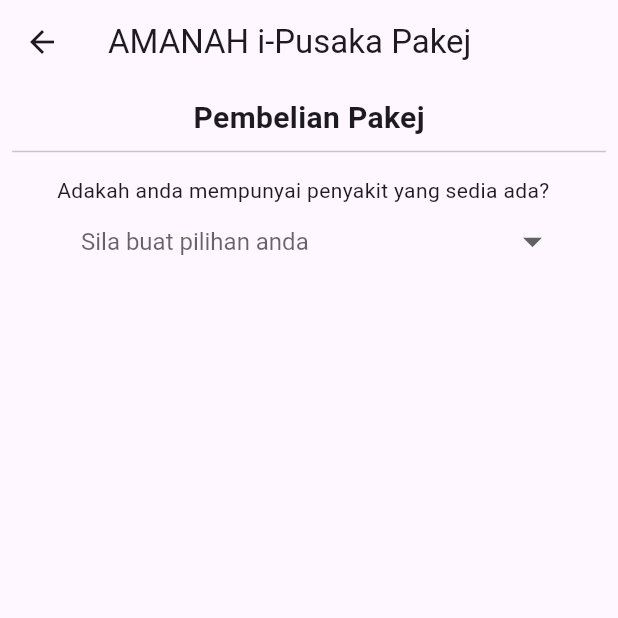
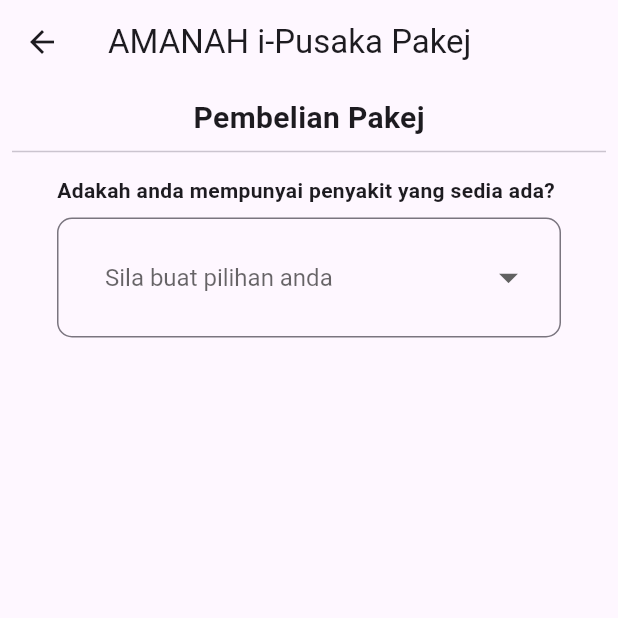
Before and after one commit to cruzerblade95/go_masjid, a Flutter app: the WasiatPusakaPakej screen opened directly, on a phone screen of 412 x 824 dp, the top half of it. Run offline on Flutter 3.47's test engine with Material 3 defaults, Android fonts, the light colour scheme and no system bars; our stand-ins replace carousel_slider, firebase_auth, geocoding, geolocator, get, get_storage and 4 more; missing offline and left inert: flutter_webview_plugin, qr_code_scanner; accounts and stored records are empty.

Commit message:
latest update harini punya baguihhh

```diff
--- a/lib/app/modules/wasiat_pusaka/wasiat_pusaka_pakej.dart
+++ b/lib/app/modules/wasiat_pusaka/wasiat_pusaka_pakej.dart
@@ -82,12 +82,18 @@
               const Divider(),
               Align(alignment: Alignment.centerLeft,
                 child: Container(
-                  padding: const EdgeInsets.fromLTRB(30.0,8,30.0,0),
-                  child: const Text("Adakah anda mempunyai penyakit yang sedia ada?", textAlign: TextAlign.left,),
+                  padding: const EdgeInsets.fromLTRB(30.0,8,30.0,8),
+                  child: const Text("Adakah anda mempunyai penyakit yang sedia ada?", textAlign: TextAlign.left, style: TextStyle(fontWeight: FontWeight.bold),),
                 ),
               ),
               Padding(
                 padding: const EdgeInsets.fromLTRB(30.0,0,30.0,8),
+                child: InputDecorator(
+                  decoration: InputDecoration(
+                    border: OutlineInputBorder(
+                      borderRadius: BorderRadius.all(Radius.circular(10.0)),
+                    ),
+                  ),
                   child: DropdownButtonHideUnderline(
                     child: ButtonTheme(
                       alignedDropdown: true,
@@ -128,20 +134,27 @@
                     ),
                   ),
                 ),
+              ),
               (_myPenyakit == 1)?Align(alignment: Alignment.centerLeft,
                 child: Container(
                   padding: const EdgeInsets.fromLTRB(30.0,0,30.0,8),
-                  child: const Text("*Pewasiat yang menghidap PENYAKIT SEDIA ADA dibenarkan untuk melanggan Pakej RM20,000 sehingga RM60,000 sahaja tanpa Pengisytiharan Kesihatan.", style: TextStyle(fontSize: 13, fontWeight: FontWeight.w800), textAlign: TextAlign.left,),
+                  child: const Text("*Pewasiat yang menghidap PENYAKIT SEDIA ADA dibenarkan untuk melanggan Pakej RM20,000 sehingga RM60,000 sahaja tanpa Pengisytiharan Kesihatan.", style: TextStyle(fontSize: 13, fontWeight: FontWeight.w800, color: Colors.grey), textAlign: TextAlign.left,),
                 ),
               ):Container(),
               (_myPenyakit != null)?Align(alignment: Alignment.centerLeft,
                 child: Container(
-                  padding: const EdgeInsets.fromLTRB(30.0,8,30.0,0),
-                  child: const Text("Sila pilih pakej anda", textAlign: TextAlign.left,),
+                  padding: const EdgeInsets.fromLTRB(30.0,8,30.0,8),
+                  child: const Text("Sila pilih pakej anda", textAlign: TextAlign.left, style: TextStyle(fontWeight: FontWeight.bold),),
                 ),
               ):Container(),
               (_myPenyakit != null)?Padding(
                 padding: const EdgeInsets.fromLTRB(30.0,0,30.0,8),
+                child: InputDecorator(
+                  decoration: InputDecoration(
+                    border: OutlineInputBorder(
+                      borderRadius: BorderRadius.all(Radius.circular(10.0)),
+                    ),
+                  ),
                   child: DropdownButtonHideUnderline(
                     child: ButtonTheme(
                       alignedDropdown: true,
@@ -179,15 +192,22 @@
                       ),
                     ),
                   ),
+                ),
               ):Container(),
               (_myPenyakit != null)?Align(alignment: Alignment.centerLeft,
                 child: Container(
-                  padding: const EdgeInsets.fromLTRB(30.0,8,30.0,0),
-                  child: const Text("Sila pilih pakej tabung amanah anda", textAlign: TextAlign.left,),
+                  padding: const EdgeInsets.fromLTRB(30.0,8,30.0,8),
+                  child: const Text("Sila pilih pakej tabung amanah anda", textAlign: TextAlign.left, style: TextStyle(fontWeight: FontWeight.bold),),
                 ),
               ):Container(),
               (_myPenyakit != null)?Padding(
                 padding: const EdgeInsets.fromLTRB(30.0,0,30.0,8),
+                child: InputDecorator(
+                  decoration: InputDecoration(
+                    border: OutlineInputBorder(
+                      borderRadius: BorderRadius.all(Radius.circular(10.0)),
+                    ),
+                  ),
                   child: DropdownButtonHideUnderline(
                     child: ButtonTheme(
                       alignedDropdown: true,
@@ -259,6 +279,7 @@
                       ),
                     ),
                   ),
+                ),
               ):Container(),
               (boxTrigger == 1)?
               Container(
@@ -269,11 +290,11 @@
                 ),
                 child: Column(
                   children: [
-                    Text("RM ${bulanan}/Bulan @ RM ${tahunan}/Tahun", style: TextStyle(fontSize: 20, fontWeight: FontWeight.bold),),
+                    Text("RM ${bulanan}/Bulan @ RM ${tahunan}/Tahun", textAlign: TextAlign.center, style: TextStyle(fontSize: 20, fontWeight: FontWeight.bold),),
                     const Divider(),
                     Align(alignment: Alignment.centerLeft,
                       child: Container(
-                        padding: const EdgeInsets.fromLTRB(30.0,8,30.0,0),
+                        padding: const EdgeInsets.fromLTRB(30.0,8,30.0,8),
                         child: Text("- ${stringNilaiTabung} akan dibayar sekiranya orang diwasiatkan meninggal dunia (Sehingga Maksima 80 Tahun).", textAlign: TextAlign.left,),
                       ),
                     ),
@@ -285,13 +306,13 @@
                     ),
                     Align(alignment: Alignment.centerLeft,
                       child: Container(
-                        padding: const EdgeInsets.fromLTRB(30.0,8,30.0,0),
+                        padding: const EdgeInsets.fromLTRB(30.0,8,30.0,8),
                         child: Text("- ${stringNilaiTabung} akan dibayar sekiranya orang diwasiatkan hilang upaya kekal & menyeluruh (Sehingga 70 Tahun).", textAlign: TextAlign.left,),
                       ),
                     ),
                     Align(alignment: Alignment.centerLeft,
                       child: Container(
-                        padding: const EdgeInsets.fromLTRB(35.0,0,30.0,0),
+                        padding: const EdgeInsets.fromLTRB(35.0,0,30.0,10),
                         child: Text("*Tiada manfaat jika hilang upaya kekal disebabkan penyakit berlaku dalam masa KURANG 6 BULAN", textAlign: TextAlign.left,style: TextStyle(fontSize: 10, fontWeight: FontWeight.bold)),
                       ),
                     ),
@@ -304,7 +325,9 @@
                         onPressed: _submit,
                         child: Text(
                           'Teruskan Pembayaran',
-                          style: Theme.of(context).textTheme.titleLarge,
+                          textAlign: TextAlign.center,
+                          style: Theme.of(context).textTheme.titleLarge!.copyWith(fontWeight: FontWeight.bold),
+
                         ),
                       ),
                     ),
--- a/lib/app/modules/wasiat_pusaka/wasiat_pusaka_pelanggan.dart
+++ b/lib/app/modules/wasiat_pusaka/wasiat_pusaka_pelanggan.dart
@@ -158,6 +158,9 @@
                   controller: namaPenuhController,
                   decoration: InputDecoration(
                     labelText: 'Nama Penuh',
+                    labelStyle: TextStyle(
+                        fontWeight: FontWeight.bold,
+                    ),
                     // TODO: add errorHint
                     errorText: _errorTextNama,
                     border: OutlineInputBorder(
@@ -184,6 +187,9 @@
                   controller: noIcController,
                   decoration: InputDecoration(
                     labelText: 'No Kad Pengenalan',
+                    labelStyle: TextStyle(
+                      fontWeight: FontWeight.bold,
+                    ),
                     // TODO: add errorHint
                     errorText: _errorTextNoIc,
                     border: OutlineInputBorder(
@@ -200,7 +206,7 @@
               Align(alignment: Alignment.centerLeft,
                 child: Container(
                   padding: const EdgeInsets.fromLTRB(30.0,8,30.0,0),
-                  child: const Text("Jantina", textAlign: TextAlign.left,),
+                  child: const Text("Jantina", textAlign: TextAlign.left, style: TextStyle(fontWeight: FontWeight.bold),),
                 ),
               ),
               Padding(
@@ -256,6 +262,9 @@
                   controller: noPhoneController,
                   decoration: InputDecoration(
                     labelText: 'No Telefon',
+                    labelStyle: TextStyle(
+                      fontWeight: FontWeight.bold,
+                    ),
                     // TODO: add errorHint
                     errorText: _errorTextNoTel,
                     border: OutlineInputBorder(
@@ -275,6 +284,9 @@
                   controller: emailController,
                   decoration: InputDecoration(
                     labelText: 'Email',
+                    labelStyle: TextStyle(
+                      fontWeight: FontWeight.bold,
+                    ),
                     // TODO: add errorHint
                     errorText: _errorTextEmail,
                     border: OutlineInputBorder(
@@ -294,7 +306,7 @@
                       : null,
                   child: Text(
                     'Seterusnya',
-                    style: Theme.of(context).textTheme.titleLarge,
+                    style: Theme.of(context).textTheme.titleLarge!.copyWith(fontWeight: FontWeight.bold),
                   ),
                 ),
               )
```
Lines whose indentation alone changed are shown as unchanged.
